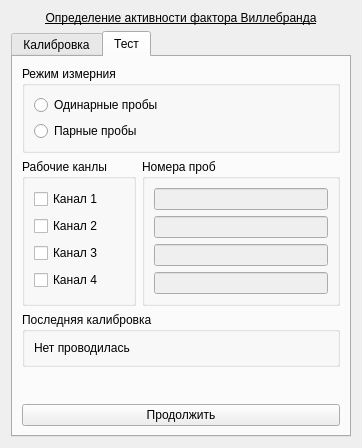
Before: the Qt Designer form choisedialog/agr2.ui in krang4d/Agrekola, drawn with Qt 5.
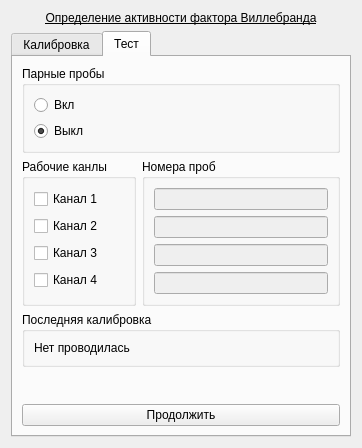
After: the same form once the commit is applied.

Commit message: add pure virtual class Agr_impl to the project add btp_singleShotConnction(), otp_singleShotConnection to the ChioseDialog

Patch:
```diff
--- a/choisedialog/agr2.ui
+++ b/choisedialog/agr2.ui
@@ -235,7 +235,7 @@
           </sizepolicy>
          </property>
          <property name="title">
-          <string notr="true">Режим измерния</string>
+          <string notr="true">Парные пробы</string>
          </property>
          <property name="flat">
           <bool>false</bool>
@@ -245,16 +245,19 @@
          </property>
          <layout class="QVBoxLayout" name="verticalLayout_11">
           <item>
-           <widget class="QRadioButton" name="radioButton_testSingle">
+           <widget class="QRadioButton" name="radioButton_testDouble">
             <property name="text">
-             <string>Одинарные пробы</string>
+             <string>Вкл</string>
             </property>
            </widget>
           </item>
           <item>
-           <widget class="QRadioButton" name="radioButton_testDouble">
+           <widget class="QRadioButton" name="radioButton_testSingle">
             <property name="text">
-             <string>Парные пробы</string>
+             <string>Выкл</string>
+            </property>
+            <property name="checked">
+             <bool>true</bool>
             </property>
            </widget>
           </item>
```
The commit also changes 14 other files.
